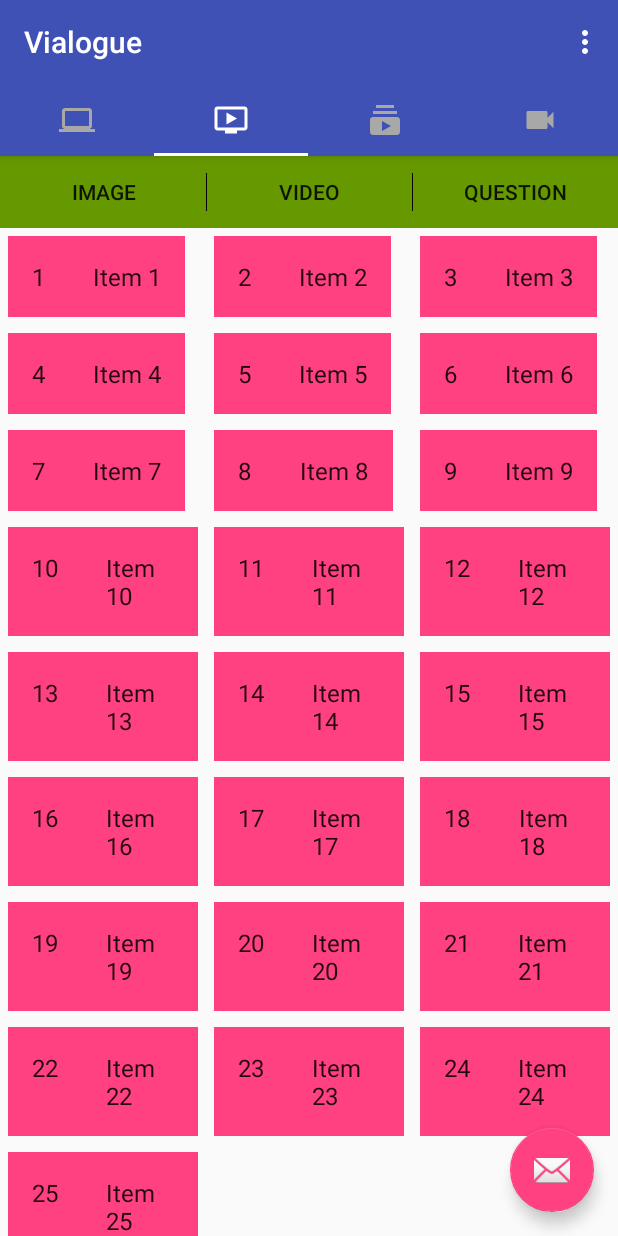
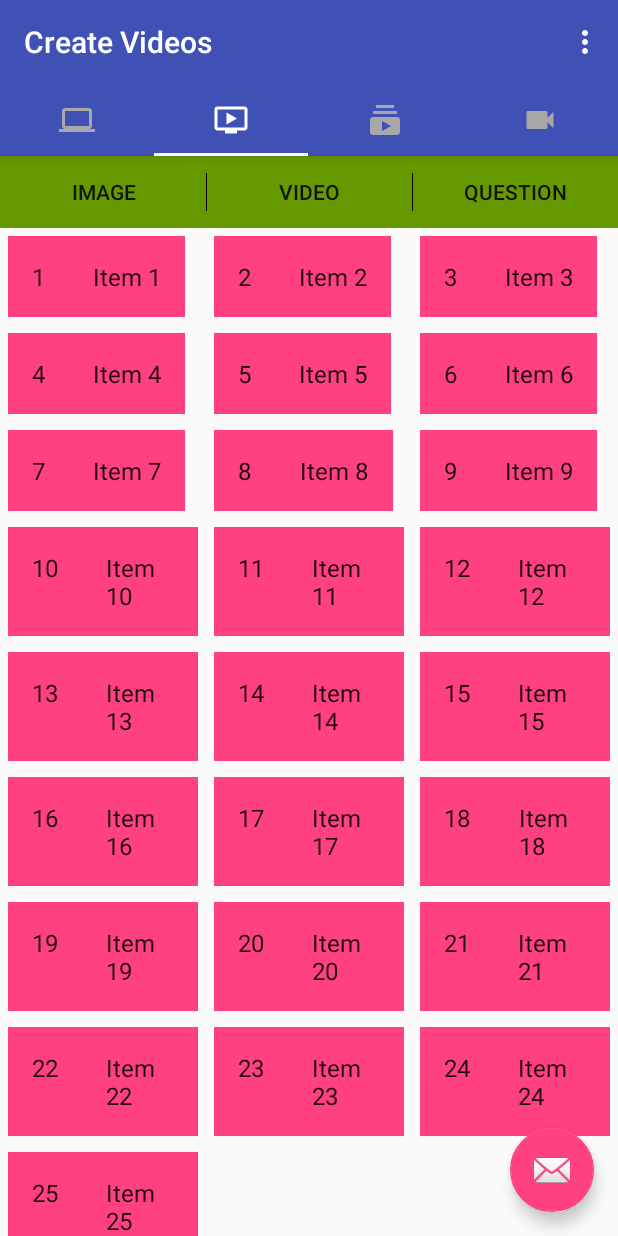
Before and after one commit to lokavidya-iitb/Vialogue, an Android app: the screen it shows after launch (MainActivity), tab 2 chosen, on a phone screen of 412 x 824 dp. Run offline under Robolectric (Android 15) with nearby library versions, the phone set to English and light mode, and no system bars.

```diff
--- a/app/src/main/AndroidManifest.xml
+++ b/app/src/main/AndroidManifest.xml
@@ -1,6 +1,11 @@
 <?xml version="1.0" encoding="utf-8"?>
 <manifest xmlns:android="http://schemas.android.com/apk/res/android"
     package="com.comp.iitb.vialogue">
+
+    <uses-permission android:name="android.permission.READ_EXTERNAL_STORAGE" />
+    <uses-permission android:name="android.permission.WRITE_EXTERNAL_STORAGE" />
+    <uses-permission android:name="android.permission.MANAGE_DOCUMENTS"/>
+
 
     <application
         android:allowBackup="true"
--- a/app/src/main/java/com/comp/iitb/vialogue/MainActivity.java
+++ b/app/src/main/java/com/comp/iitb/vialogue/MainActivity.java
@@ -5,6 +5,7 @@ import android.os.Bundle;
 import android.support.design.widget.FloatingActionButton;
 import android.support.design.widget.Snackbar;
 import android.support.design.widget.TabLayout;
+import android.support.v4.content.ContextCompat;
 import android.support.v4.view.ViewPager;
 import android.support.v7.app.AppCompatActivity;
 import android.support.v7.widget.Toolbar;
@@ -24,10 +25,13 @@ public class MainActivity extends AppCompatActivity implements OnFragmentInterac
     private TabLayout mTabLayout;
     private Toolbar mToolbar;
     private ViewPager mViewPager;
+
     @Override
     protected void onCreate(Bundle savedInstanceState) {
         super.onCreate(savedInstanceState);
         setContentView(R.layout.activity_main);
+
+
         mToolbar = (Toolbar) findViewById(R.id.toolbar);
         setSupportActionBar(mToolbar);
 
@@ -53,7 +57,12 @@ public class MainActivity extends AppCompatActivity implements OnFragmentInterac
     }
 
     private void setUpTabs() {
-        mTabLayout.addOnTabSelectedListener(new OnTabSelectedListener());
+        String[] tabNames = getResources().getStringArray(R.array.tab_titles);
+        OnTabSelectedListener tabSelectedListener = new OnTabSelectedListener(this,
+                tabNames,
+                ContextCompat.getColor(getApplicationContext(), R.color.tabSelected),
+                ContextCompat.getColor(getApplicationContext(), R.color.tabUnselected));
+        mTabLayout.addOnTabSelectedListener(tabSelectedListener);
         for (int i = 0; i < mTabLayout.getTabCount(); i++) {
             TabLayout.Tab tab = mTabLayout.getTabAt(i);
 
--- a/app/src/main/java/com/comp/iitb/vialogue/fragments/SlideFragment.java
+++ b/app/src/main/java/com/comp/iitb/vialogue/fragments/SlideFragment.java
@@ -7,7 +7,9 @@ import android.support.v7.widget.GridLayoutManager;
 import android.support.v7.widget.LinearLayoutManager;
 import android.support.v7.widget.RecyclerView;
 import android.support.v7.widget.helper.ItemTouchHelper;
+import android.view.GestureDetector;
 import android.view.LayoutInflater;
+import android.view.MotionEvent;
 import android.view.View;
 import android.view.ViewGroup;
 
--- a/app/src/main/java/com/comp/iitb/vialogue/listeners/OnTabSelectedListener.java
+++ b/app/src/main/java/com/comp/iitb/vialogue/listeners/OnTabSelectedListener.java
@@ -1,6 +1,6 @@
 package com.comp.iitb.vialogue.listeners;
 
-import android.graphics.Color;
+import android.app.Activity;
 import android.graphics.PorterDuff;
 import android.support.design.widget.TabLayout;
 
@@ -10,14 +10,34 @@ import android.support.design.widget.TabLayout;
 
 public class OnTabSelectedListener implements TabLayout.OnTabSelectedListener {
 
+    private Activity mActivity;
+    private String[] mTitles;
+    private int mSelectedTabColor;
+    private int mUnselectedTabColor;
+
+    public OnTabSelectedListener(Activity activity, String[] titles, int selectedTabColor, int unselectedTabColor) {
+        mActivity = activity;
+        mTitles = titles;
+        mSelectedTabColor = selectedTabColor;
+        mUnselectedTabColor = unselectedTabColor;
+    }
+
     @Override
     public void onTabSelected(TabLayout.Tab tab) {
-        tab.getIcon().setColorFilter(Color.WHITE, PorterDuff.Mode.SRC_IN);
+
+        if (tab.getIcon() != null)
+            tab.getIcon().setColorFilter(mSelectedTabColor, PorterDuff.Mode.SRC_IN);
+
+        if (mActivity != null) {
+            int position = tab.getPosition();
+            if (mTitles.length >= position)
+                mActivity.setTitle(mTitles[position]);
+        }
     }
 
     @Override
     public void onTabUnselected(TabLayout.Tab tab) {
-        tab.getIcon().setColorFilter(Color.parseColor("#a8a8a8"), PorterDuff.Mode.SRC_IN);
+        tab.getIcon().setColorFilter(mUnselectedTabColor, PorterDuff.Mode.SRC_IN);
     }
 
     @Override
--- a/app/src/main/res/values/colors.xml
+++ b/app/src/main/res/values/colors.xml
@@ -3,4 +3,6 @@
     <color name="colorPrimary">#3F51B5</color>
     <color name="colorPrimaryDark">#303F9F</color>
     <color name="colorAccent">#FF4081</color>
+    <color name="tabSelected">#FFFFFF</color>
+    <color name="tabUnselected">#a8a8a8</color>
 </resources>
--- a/app/src/main/res/values/strings.xml
+++ b/app/src/main/res/values/strings.xml
@@ -8,5 +8,11 @@
     <string name="video">Video</string>
     <string name="question">Question</string>
 
+    <string-array name="tab_titles">
+        <item>Vialogue</item>
+        <item>Create Videos</item>
+        <item>Videos</item>
+        <item>My Account</item>
+    </string-array>
     <string name="hello_blank_fragment">Hello blank fragment</string>
 </resources>
```
Also changed, not shown: app/src/main/java/com/comp/iitb/vialogue/coordinators/OnItemLongClickListener.java (added, +9 -0 lines), app/src/main/java/com/comp/iitb/vialogue/library/Storage.java (added, +47 -0 lines).
